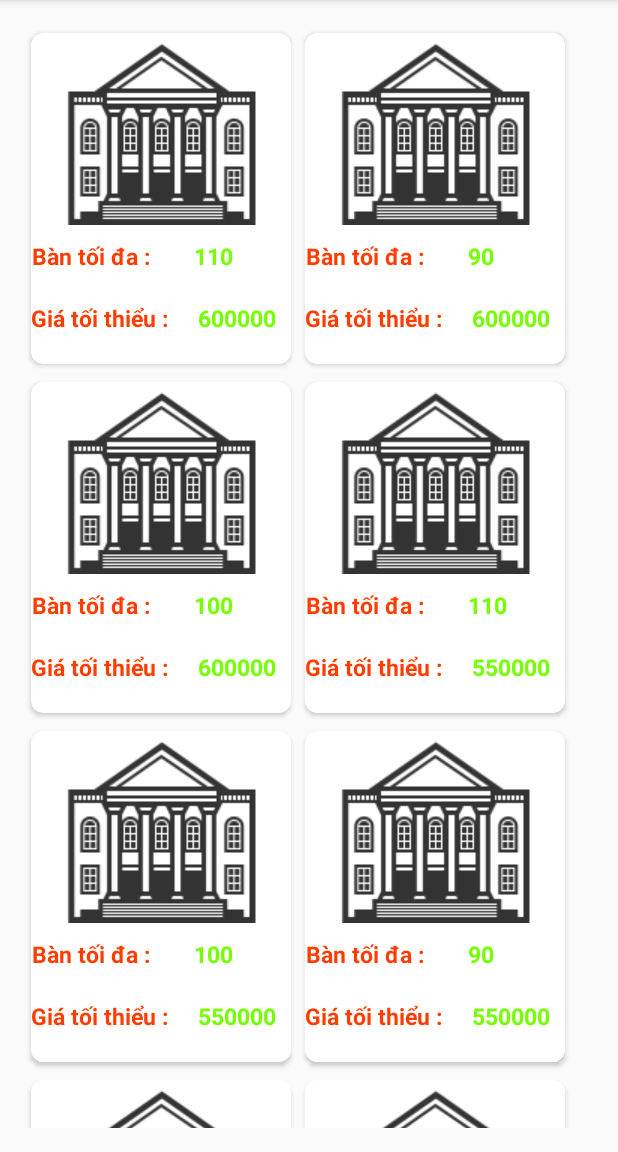
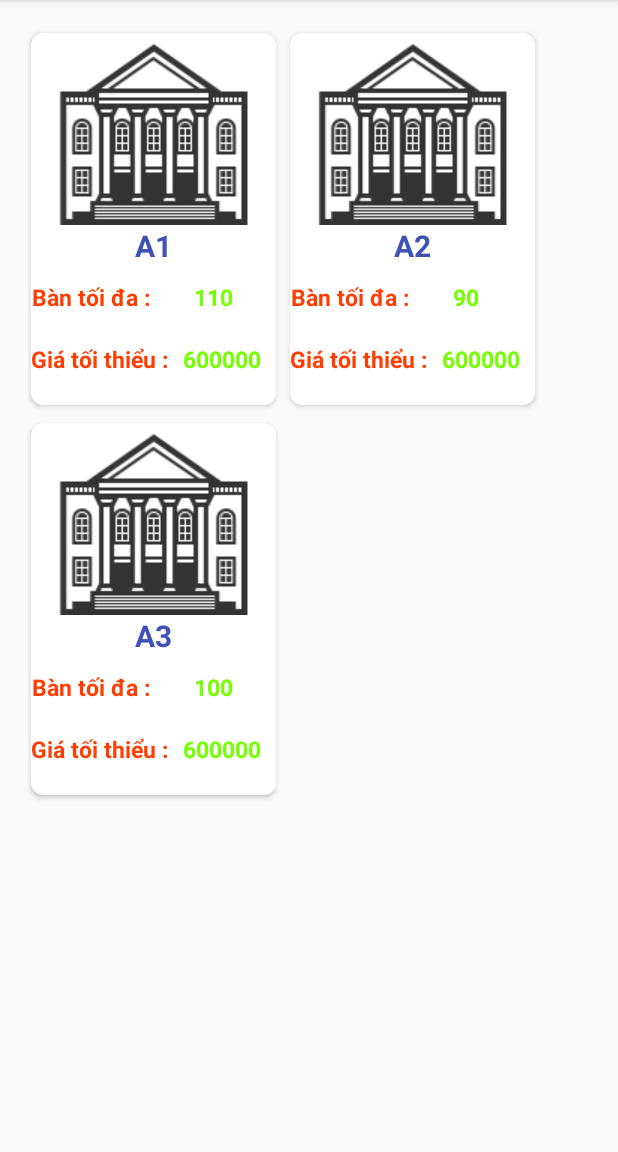
Before and after one commit to VuHoi/WeddingManagement, an Android app: the HallsActivity screen opened directly, with no data from a screen before it, after a tap on an icon or button, on a phone screen of 412 x 824 dp, the part 84-1236 px from its top. Run offline under Robolectric (Android 15) with nearby library versions, the phone set to English and light mode, and no system bars; 2 statements that could not run were skipped.

Commit message:
finish ac namehall

```diff
--- a/app/src/main/java/adapter/RecyclerNameHallAdapter.java
+++ b/app/src/main/java/adapter/RecyclerNameHallAdapter.java
@@ -62,6 +62,7 @@ public class RecyclerNameHallAdapter extends RecyclerView.Adapter<RecyclerNameHa
     public void onBindViewHolder(RecyclerNameHallAdapter.DataViewHolde holder, int position) {
         holder.txtbantoida.setText(hallName.get(position).getBanToiDa()+"");
         holder.txtgiatoithieu.setText(hallName.get(position).getGiaToiThieu()+"");
+        holder.txtNamehall.setText(hallName.get(position).getNamehall()+"");
     }
 
     @Override
@@ -77,12 +78,13 @@ public class RecyclerNameHallAdapter extends RecyclerView.Adapter<RecyclerNameHa
     }
 
     public static class DataViewHolde extends RecyclerView.ViewHolder {
-        TextView txtbantoida,txtgiatoithieu;
+        TextView txtbantoida,txtgiatoithieu,txtNamehall;
 
         public DataViewHolde(View itemView) {
             super(itemView);
             txtbantoida= (TextView) itemView.findViewById(R.id.txtbantoida);
             txtgiatoithieu= (TextView) itemView.findViewById(R.id.txtgiatoithieu);
+            txtNamehall= (TextView) itemView.findViewById(R.id.txtNameHall);
         }
     }
 }
--- a/app/src/main/java/adapter/RecyclerViewAdapter.java
+++ b/app/src/main/java/adapter/RecyclerViewAdapter.java
@@ -7,9 +7,7 @@ import android.view.LayoutInflater;
 import android.view.View;
 import android.view.ViewGroup;
 import android.widget.TextView;
-import android.widget.Toast;
 
-import com.example.vukhachoi.weddingmanagement.HallsActivity;
 import com.example.vukhachoi.weddingmanagement.NameHalllActivity;
 import com.example.vukhachoi.weddingmanagement.R;
 
@@ -23,8 +21,8 @@ import hall.wedding.management.HallDetail;
 
 public class RecyclerViewAdapter extends RecyclerView.Adapter<RecyclerViewAdapter.DataViewHolde> {
 
-    private List<HallDetail> hallDetails;
-    private Context context;
+    public List<HallDetail> hallDetails;
+    public Context context;
 
     public RecyclerViewAdapter(List<HallDetail> hallDetails, Context context) {
         this.hallDetails = hallDetails;
@@ -48,13 +46,8 @@ public class RecyclerViewAdapter extends RecyclerView.Adapter<RecyclerViewAdapte
                 Itemview = LayoutInflater.from(parent.getContext()).inflate(R.layout.itemstop,parent,false);
                 break;
         }
-Itemview.setOnClickListener(new View.OnClickListener() {
-    @Override
-    public void onClick(View v) {
-        Intent intent=new Intent(context,NameHalllActivity.class);
-        v.getContext().startActivity(intent);
-    }
-});
+
+
 
 
         return  new DataViewHolde(Itemview);
@@ -64,7 +57,9 @@ Itemview.setOnClickListener(new View.OnClickListener() {
 
     @Override
     public void onBindViewHolder(DataViewHolde holder, int position) {
-      holder.txtTitle.setText(hallDetails.get(position).getNameHall());
+        holder.txtTitle.setText(hallDetails.get(position).getNameHall());
+
+
     }
 
     @Override
@@ -79,11 +74,26 @@ Itemview.setOnClickListener(new View.OnClickListener() {
         else return 2;
     }
 
-    public static class DataViewHolde extends RecyclerView.ViewHolder {
+    public  class DataViewHolde extends RecyclerView.ViewHolder {
         TextView txtTitle;
+
         public DataViewHolde(View itemView) {
             super(itemView);
             txtTitle= (TextView) itemView.findViewById(R.id.txtTitle);
+
+
+            itemView.setOnClickListener(new View.OnClickListener() {
+                @Override
+                public void onClick(View v) {
+                    int Position=getAdapterPosition();
+                    if(Position!=RecyclerView.NO_POSITION) {
+                        HallDetail item = hallDetails.get(Position);
+                        Intent intent=new Intent(context, NameHalllActivity.class);
+                        intent.putExtra("NameHall",item.getNameHall());
+                        v.getContext().startActivity(intent);
+                    }
+                }
+            });
         }
     }
 }
--- a/app/src/main/java/com/example/vukhachoi/weddingmanagement/NameHalllActivity.java
+++ b/app/src/main/java/com/example/vukhachoi/weddingmanagement/NameHalllActivity.java
@@ -7,6 +7,7 @@ import android.os.Bundle;
 import android.support.v7.app.AppCompatActivity;
 import android.support.v7.widget.GridLayoutManager;
 import android.support.v7.widget.RecyclerView;
+import android.widget.Toast;
 
 import java.util.ArrayList;
 import java.util.List;
@@ -30,8 +31,11 @@ public class NameHalllActivity extends AppCompatActivity {
         context = getApplicationContext();
         RecyclerView.LayoutManager recyclerViewLayoutManager;
         recyclerViewLayoutManager=new GridLayoutManager(context, 2);
+        Bundle extras=getIntent().getExtras();
+        String data= extras.getString("NameHall");
+        Toast.makeText(context,data, Toast.LENGTH_SHORT).show();
         List<NameHall> nameHalls = new ArrayList<>();
-      Cursor cursor =database.rawQuery("Select * from sanh",null);
+      Cursor cursor =database.rawQuery("Select * from sanh where loaisanh=? ",new String[]{data});
         cursor.moveToFirst();
         while (!cursor.isAfterLast())
         {
@@ -39,6 +43,7 @@ public class NameHalllActivity extends AppCompatActivity {
             nameHall.setActive(Boolean.parseBoolean(cursor.getString(5)));
             nameHall.setBanToiDa(Integer.parseInt(cursor.getString(2)));
             nameHall.setGiaToiThieu(Integer.parseInt(cursor.getString(3)));
+            nameHall.setNamehall(cursor.getString(1));
             nameHalls.add(nameHall);
             cursor.moveToNext();
         }
--- a/app/src/main/java/hall/wedding/management/NameHall.java
+++ b/app/src/main/java/hall/wedding/management/NameHall.java
@@ -10,11 +10,23 @@ public class NameHall {
     public NameHall() {
     }
 
-    public NameHall(int banToiDa, boolean isActive, int giaToiThieu) {
+    public String getNamehall() {
+        return Namehall;
+    }
+
+    public void setNamehall(String namehall) {
+        Namehall = namehall;
+    }
+
+    public NameHall(int banToiDa, String namehall, boolean isActive, int giaToiThieu) {
+
         BanToiDa = banToiDa;
+        Namehall = namehall;
         this.isActive = isActive;
         GiaToiThieu = giaToiThieu;
     }
+
+    private String Namehall;
 
     public boolean isActive() {
 
--- a/app/src/main/res/layout/item_name_hall.xml
+++ b/app/src/main/res/layout/item_name_hall.xml
@@ -10,26 +10,42 @@
     android:layout_marginBottom="0dp"
 
     >
-<LinearLayout xmlns:android="http://schemas.android.com/apk/res/android"
+    <RelativeLayout xmlns:android="http://schemas.android.com/apk/res/android"
         android:layout_width="wrap_content"
         android:layout_height="wrap_content"
 
-    android:orientation="vertical"
+
         android:layout_gravity="center|top"
 
         >
+        <TextView
+            android:layout_width="wrap_content"
+            android:layout_height="wrap_content"
+            android:id="@+id/txtNameHall"
+            android:layout_centerHorizontal="true"
+            android:layout_below="@+id/imgHallName"
+            android:textSize="20dp"
+            android:textColor="@color/colorPrimary"
+            android:textStyle="bold"
+
+            />
+
         <ImageView
             android:layout_width="wrap_content"
             android:layout_height="wrap_content"
             android:id="@+id/imgHallName"
             android:layout_gravity="center"
             android:src="@drawable/towhall"
+            android:layout_alignParentTop="true"
+            android:layout_centerVertical="true"
+            android:layout_centerInParent="true"
             />
         <LinearLayout
             android:layout_width="wrap_content"
             android:layout_height="wrap_content"
             android:orientation="horizontal"
-   >
+            android:id="@+id/lnban1"
+            android:layout_below="@+id/txtNameHall">
         <TextView
 
             android:layout_width="wrap_content"
@@ -43,7 +59,8 @@
             android:textStyle="bold"
             android:paddingTop="10dp"
 
-        android:paddingRight="20dp"/>
+            android:paddingRight="20dp"
+            android:id="@+id/txtban"/>
         <TextView
             android:layout_width="wrap_content"
             android:layout_height="wrap_content"
@@ -58,15 +75,15 @@
             android:id="@+id/txtbantoida"
 
 
+            />
 
-
-        />
         </LinearLayout>
         <LinearLayout
             android:layout_width="wrap_content"
             android:layout_height="wrap_content"
             android:orientation="horizontal"
-        >
+            android:id="@+id/lngia"
+            android:layout_below="@+id/lnban1">
         <TextView
             android:layout_width="wrap_content"
             android:layout_height="wrap_content"
@@ -77,9 +94,8 @@
             android:gravity="right"
             android:layout_gravity="right"
             android:textStyle="bold"
-
-
-            android:paddingRight="10dp"/>
+            android:id="@+id/gia"
+         />
         <TextView
             android:layout_width="wrap_content"
             android:layout_height="wrap_content"
@@ -89,13 +105,13 @@
             android:gravity="right"
             android:layout_gravity="right"
             android:textStyle="bold"
+android:id="@+id/txtgiatoithieu"
+            android:layout_margin="10dp"
 
-            android:layout_margin="10dp"
-           android:id="@+id/txtgiatoithieu"
 
 
 
             />
         </LinearLayout>
-</LinearLayout>
+    </RelativeLayout>
 </android.support.v7.widget.CardView>
```
Lines whose indentation alone changed are shown as unchanged.
